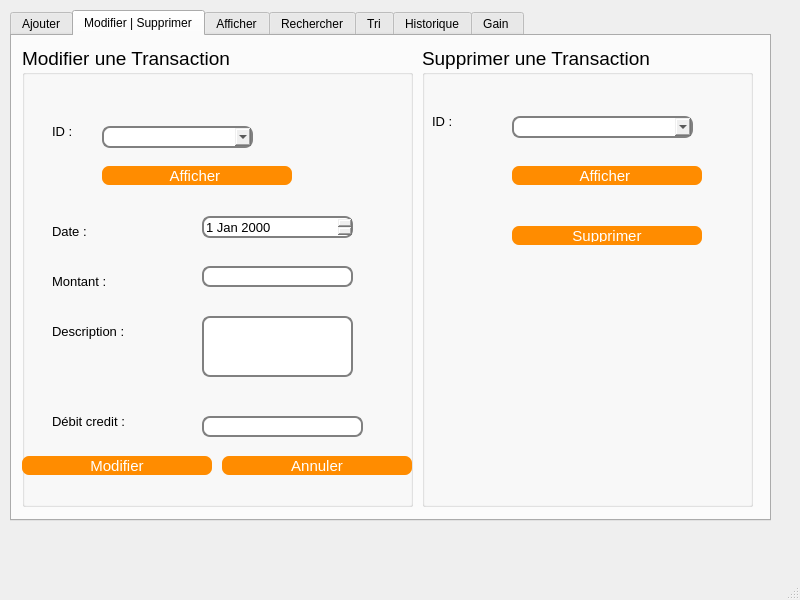
Old version of the form mainwindow.ui in the repository YoussefRais12/Agence-Immobiliere-2A5.
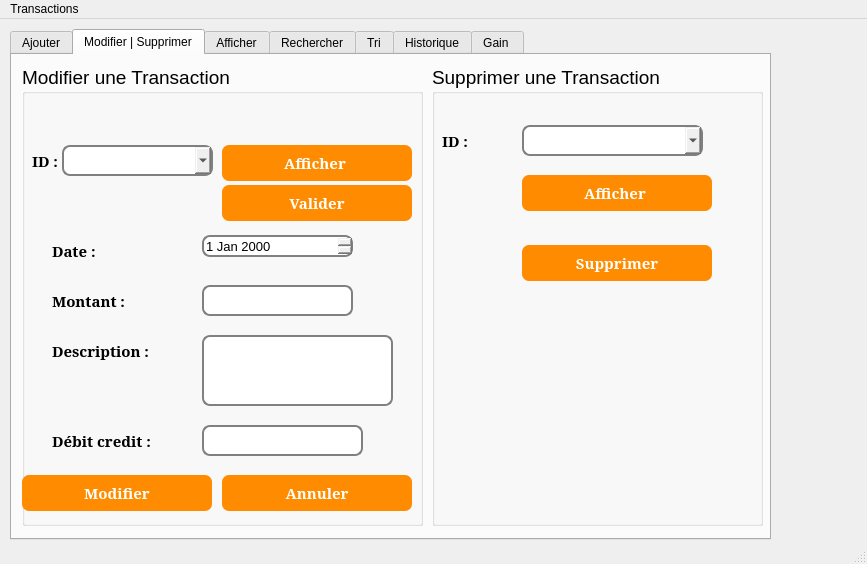
New version of the form. The open tabs and pages were chosen to show the change. Icons and pictures are not drawn.

Patch:
```diff
--- a/mainwindow.ui
+++ b/mainwindow.ui
@@ -6,8 +6,8 @@
    <rect>
     <x>0</x>
     <y>0</y>
-    <width>800</width>
-    <height>600</height>
+    <width>867</width>
+    <height>564</height>
    </rect>
   </property>
   <property name="windowTitle">
@@ -24,7 +24,8 @@
      </rect>
     </property>
     <property name="styleSheet">
-     <string notr="true">QGroupBox::indicator:unchecked {
+     <string notr="true">
+QGroupBox::indicator:unchecked {
     image: url(:back.png);
 }
 
@@ -37,6 +38,7 @@
 color: white;
 background-color:#FF8C00;
 width: 180px;
+height:30px;
 border-color: #340;
 border-style: solid;
 border-radius: 7;
@@ -48,7 +50,10 @@
 max-width: 200px;
 min-height: 13px;
 max-height: 13px;
+font-family:serif;
+font-weight:bold;
 }
+
 QLineEdit {
 padding: 1px;
 border-style: solid;
@@ -60,6 +65,7 @@
 border: 2px solid gray;
 border-radius: 8px;
 font-size:15px;
+height:20px;
 }
 QDateEdit{
 border: 2px solid gray;
@@ -72,6 +78,11 @@
 border-radius: 8px;
 font-size:15px;
 }
+QLabel{
+font-family:serif;
+font-weight:bold;
+font-size:15px;
+}
 </string>
     </property>
     <property name="currentIndex">
@@ -357,7 +368,7 @@
        <rect>
         <x>10</x>
         <y>10</y>
-        <width>391</width>
+        <width>401</width>
         <height>461</height>
        </rect>
       </property>
@@ -375,12 +386,15 @@
          <x>200</x>
          <y>410</y>
          <width>190</width>
-         <height>19</height>
+         <height>36</height>
         </rect>
        </property>
        <property name="font">
         <font>
+         <family>serif</family>
          <pointsize>-1</pointsize>
+         <weight>75</weight>
+         <bold>true</bold>
         </font>
        </property>
        <property name="text">
@@ -398,7 +412,10 @@
        </property>
        <property name="font">
         <font>
-         <pointsize>10</pointsize>
+         <family>serif</family>
+         <pointsize>-1</pointsize>
+         <weight>75</weight>
+         <bold>true</bold>
         </font>
        </property>
        <property name="text">
@@ -416,7 +433,10 @@
        </property>
        <property name="font">
         <font>
-         <pointsize>10</pointsize>
+         <family>serif</family>
+         <pointsize>-1</pointsize>
+         <weight>75</weight>
+         <bold>true</bold>
         </font>
        </property>
        <property name="text">
@@ -429,12 +449,15 @@
          <x>0</x>
          <y>410</y>
          <width>190</width>
-         <height>19</height>
+         <height>36</height>
         </rect>
        </property>
        <property name="font">
         <font>
+         <family>serif</family>
          <pointsize>-1</pointsize>
+         <weight>75</weight>
+         <bold>true</bold>
         </font>
        </property>
        <property name="text">
@@ -452,7 +475,10 @@
        </property>
        <property name="font">
         <font>
-         <pointsize>10</pointsize>
+         <family>serif</family>
+         <pointsize>-1</pointsize>
+         <weight>75</weight>
+         <bold>true</bold>
         </font>
        </property>
        <property name="text">
@@ -470,7 +496,10 @@
        </property>
        <property name="font">
         <font>
-         <pointsize>10</pointsize>
+         <family>serif</family>
+         <pointsize>-1</pointsize>
+         <weight>75</weight>
+         <bold>true</bold>
         </font>
        </property>
        <property name="text">
@@ -480,15 +509,18 @@
       <widget class="QLabel" name="label_15">
        <property name="geometry">
         <rect>
-         <x>30</x>
-         <y>70</y>
+         <x>10</x>
+         <y>80</y>
          <width>91</width>
          <height>31</height>
         </rect>
        </property>
        <property name="font">
         <font>
-         <pointsize>10</pointsize>
+         <family>serif</family>
+         <pointsize>-1</pointsize>
+         <weight>75</weight>
+         <bold>true</bold>
         </font>
        </property>
        <property name="text">
@@ -516,7 +548,7 @@
          <x>180</x>
          <y>220</y>
          <width>151</width>
-         <height>21</height>
+         <height>31</height>
         </rect>
        </property>
       </widget>
@@ -525,8 +557,8 @@
         <rect>
          <x>180</x>
          <y>270</y>
-         <width>151</width>
-         <height>61</height>
+         <width>191</width>
+         <height>71</height>
         </rect>
        </property>
       </widget>
@@ -534,45 +566,69 @@
        <property name="geometry">
         <rect>
          <x>180</x>
-         <y>370</y>
+         <y>360</y>
          <width>161</width>
-         <height>21</height>
+         <height>31</height>
         </rect>
        </property>
       </widget>
       <widget class="QComboBox" name="comboboxmodif">
        <property name="geometry">
         <rect>
-         <x>80</x>
+         <x>40</x>
          <y>80</y>
          <width>151</width>
-         <height>22</height>
+         <height>31</height>
         </rect>
        </property>
       </widget>
       <widget class="QPushButton" name="pushButton_12">
        <property name="geometry">
         <rect>
-         <x>80</x>
-         <y>120</y>
+         <x>200</x>
+         <y>80</y>
          <width>190</width>
-         <height>19</height>
+         <height>36</height>
         </rect>
        </property>
        <property name="font">
         <font>
+         <family>serif</family>
          <pointsize>-1</pointsize>
+         <weight>75</weight>
+         <bold>true</bold>
         </font>
        </property>
        <property name="text">
         <string>Afficher </string>
        </property>
       </widget>
+      <widget class="QPushButton" name="pushButton_10">
+       <property name="geometry">
+        <rect>
+         <x>200</x>
+         <y>120</y>
+         <width>190</width>
+         <height>36</height>
+        </rect>
+       </property>
+       <property name="font">
+        <font>
+         <family>serif</family>
+         <pointsize>-1</pointsize>
+         <weight>75</weight>
+         <bold>true</bold>
+        </font>
+       </property>
+       <property name="text">
+        <string>Valider</string>
+       </property>
+      </widget>
      </widget>
      <widget class="QGroupBox" name="groupBox_3">
       <property name="geometry">
        <rect>
-        <x>410</x>
+        <x>420</x>
         <y>10</y>
         <width>331</width>
         <height>461</height>
@@ -597,7 +653,10 @@
        </property>
        <property name="font">
         <font>
-         <pointsize>10</pointsize>
+         <family>serif</family>
+         <pointsize>-1</pointsize>
+         <weight>75</weight>
+         <bold>true</bold>
         </font>
        </property>
        <property name="text">
@@ -687,12 +746,15 @@
          <x>90</x>
          <y>180</y>
          <width>190</width>
-         <height>19</height>
+         <height>36</height>
         </rect>
        </property>
        <property name="font">
         <font>
+         <family>serif</family>
          <pointsize>-1</pointsize>
+         <weight>75</weight>
+         <bold>true</bold>
         </font>
        </property>
        <property name="text">
@@ -703,9 +765,9 @@
        <property name="geometry">
         <rect>
          <x>90</x>
-         <y>70</y>
+         <y>60</y>
          <width>181</width>
-         <height>22</height>
+         <height>31</height>
         </rect>
        </property>
       </widget>
@@ -713,14 +775,17 @@
        <property name="geometry">
         <rect>
          <x>90</x>
-         <y>120</y>
+         <y>110</y>
          <width>190</width>
-         <height>19</height>
+         <height>36</height>
         </rect>
        </property>
        <property name="font">
         <font>
+         <family>serif</family>
          <pointsize>-1</pointsize>
+         <weight>75</weight>
+         <bold>true</bold>
         </font>
        </property>
        <property name="text">
@@ -1087,10 +1152,16 @@
     <rect>
      <x>0</x>
      <y>0</y>
-     <width>800</width>
+     <width>867</width>
      <height>26</height>
     </rect>
    </property>
+   <widget class="QMenu" name="menuTransactions">
+    <property name="title">
+     <string>Transactions</string>
+    </property>
+   </widget>
+   <addaction name="menuTransactions"/>
   </widget>
   <widget class="QStatusBar" name="statusbar"/>
  </widget>
```
Left out of the diff: 157 changed lines with no effect on the pictures.
